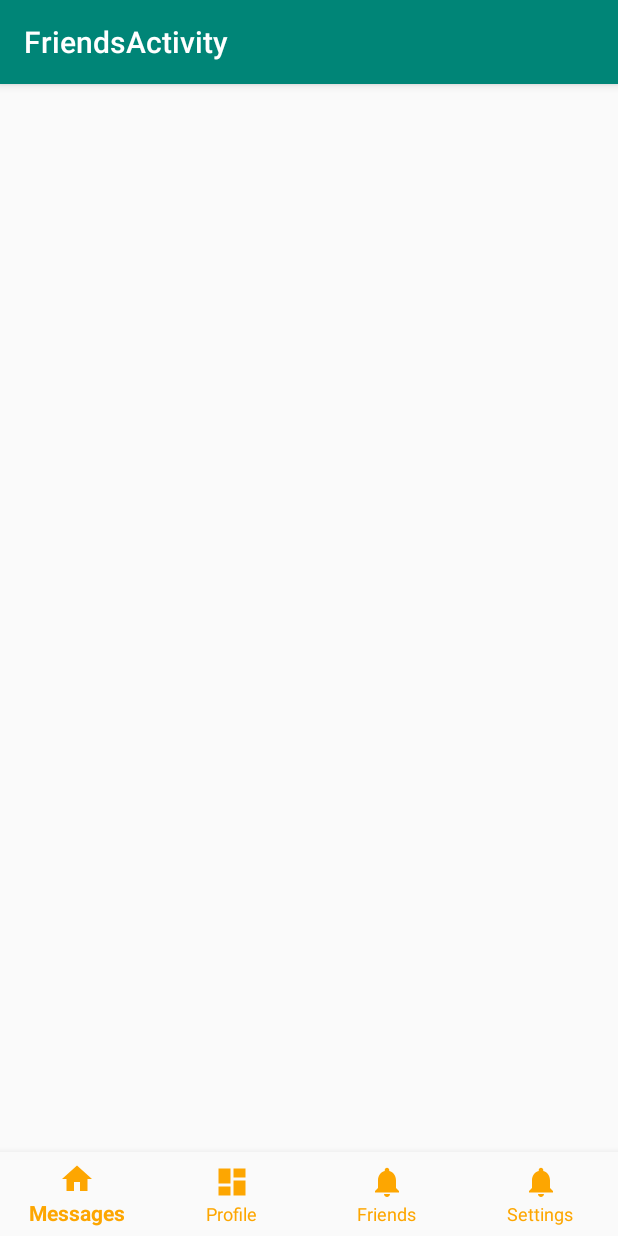
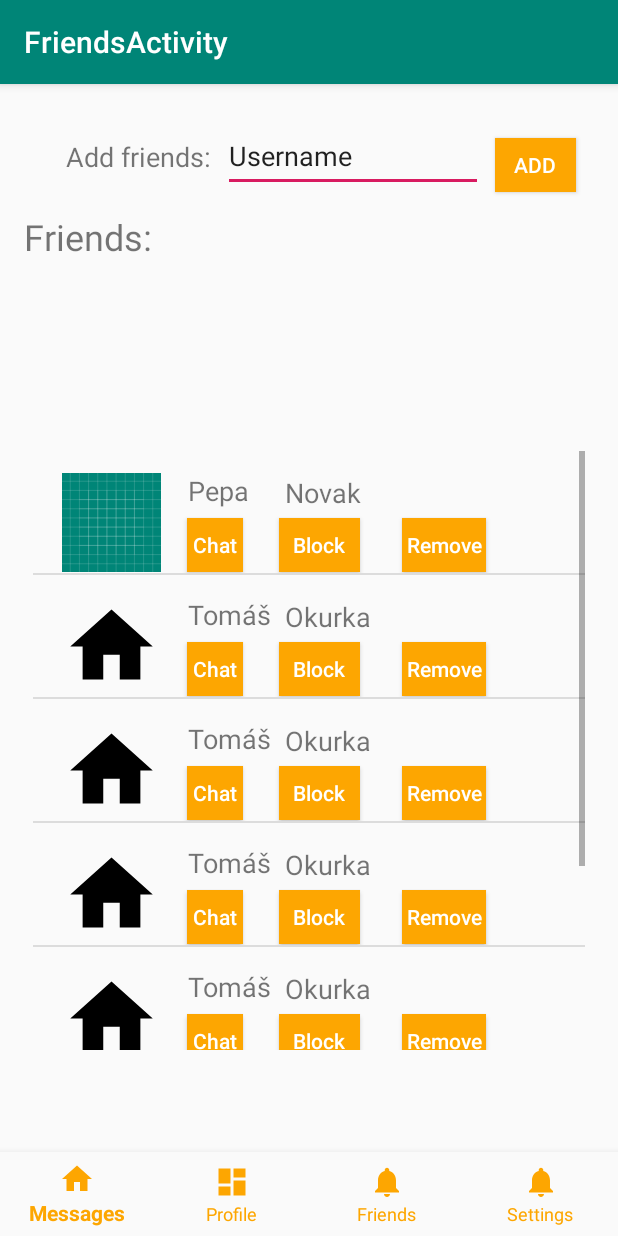
Before and after one commit to vojmull/KFMM, an Android app: the FriendsActivity screen opened directly, with no data from a screen before it, on a phone screen of 412 x 824 dp. Run offline under Robolectric (Android 15) with nearby library versions, the phone set to English and light mode, and no system bars.

Commit message:
friendsActivity_listView...

```diff
--- /dev/null
+++ b/AndroidApp_KFM_messenger/app/src/main/java/com/sssvt_prg/tomas/kfm_messenger/CustomListView_friends.java
@@ -0,0 +1,64 @@
+package com.sssvt_prg.tomas.kfm_messenger;
+
+import android.app.Activity;
+import android.content.Context;
+import android.support.annotation.LayoutRes;
+import android.support.annotation.NonNull;
+import android.support.annotation.Nullable;
+import android.view.LayoutInflater;
+import android.view.View;
+import android.view.ViewGroup;
+import android.widget.ArrayAdapter;
+import android.widget.ImageView;
+import android.widget.TextView;
+
+public class CustomListView_friends extends ArrayAdapter<String> {
+
+    private Integer[] imagesId;
+    private String[] names;
+    private String[] surnames;
+    private Activity context;
+    public CustomListView_friends(@NonNull Context context, String[] surnames,String[] names,Integer[] imagesId){
+        super(context,R.layout.friends_litview_detail,names);
+
+        this.context = (Activity) context;
+        this.names = names;
+        this.surnames=surnames;
+        this.imagesId=imagesId;
+
+    }
+
+    @NonNull
+    @Override
+    public View getView(int position, @Nullable View convertView, @NonNull ViewGroup parent) {
+        View r = convertView;
+        ViewHolder viewHolder=null;
+        if(r==null)
+        {
+            LayoutInflater layoutInflater=context.getLayoutInflater();
+            r=layoutInflater.inflate(R.layout.friends_litview_detail,null,true);
+            viewHolder = new ViewHolder(r);
+            r.setTag(viewHolder);
+        }
+        else{
+            viewHolder = (ViewHolder)r.getTag();
+        }
+        viewHolder.ivw.setImageResource(imagesId[position]);
+        viewHolder.tvw1.setText(names[position]);
+        viewHolder.tvw2.setText(surnames[position]);
+
+
+        return r;
+    }
+    class ViewHolder{
+        TextView tvw1;
+        TextView tvw2;
+        ImageView ivw;
+
+        ViewHolder(View v){
+        tvw1 = (TextView) v.findViewById(R.id.name_textView);
+        tvw2 = (TextView)v.findViewById(R.id.surname_textView);
+        ivw = (ImageView)v.findViewById(R.id.foto_imageView);
+        }
+    }
+}
--- a/AndroidApp_KFM_messenger/app/src/main/java/com/sssvt_prg/tomas/kfm_messenger/FriendsActivity.java
+++ b/AndroidApp_KFM_messenger/app/src/main/java/com/sssvt_prg/tomas/kfm_messenger/FriendsActivity.java
@@ -2,19 +2,34 @@ package com.sssvt_prg.tomas.kfm_messenger;
 
 import android.app.Activity;
 import android.content.Intent;
+import android.content.res.Resources;
 import android.os.Bundle;
 import android.support.annotation.NonNull;
 import android.support.design.widget.BottomNavigationView;
 import android.support.v7.app.AppCompatActivity;
 import android.view.MenuItem;
+import android.widget.ListView;
 import android.widget.TextView;
 
+import java.sql.Blob;
+
 public class FriendsActivity extends AppCompatActivity {
+
+    ListView friends_listview;
+    Integer[] imagesId={R.drawable.ic_launcher_background,R.drawable.ic_home_black_24dp,R.drawable.ic_home_black_24dp,R.drawable.ic_home_black_24dp,R.drawable.ic_home_black_24dp,R.drawable.ic_home_black_24dp,R.drawable.ic_home_black_24dp};
+    String[] names={"Pepa","Tomáš","Tomáš","Tomáš","Tomáš","Tomáš","Tomáš"};
+    String[] surnames={"Novak","Okurka","Okurka","Okurka","Okurka","Okurka","Okurka"};
 
     @Override
     protected void onCreate(Bundle savedInstanceState) {
         super.onCreate(savedInstanceState);
         setContentView(R.layout.activity_friends);
+
+        friends_listview=(ListView)findViewById(R.id.friends_listview);
+        CustomListView_friends customListView_friends = new CustomListView_friends(this,surnames,names,imagesId);
+        friends_listview.setAdapter(customListView_friends);
+
+
 
         BottomNavigationView navigation = (BottomNavigationView) findViewById(R.id.navigation);
         navigation.setOnNavigationItemSelectedListener(new BottomNavigationView.OnNavigationItemSelectedListener() {
--- a/AndroidApp_KFM_messenger/app/src/main/res/layout/activity_friends.xml
+++ b/AndroidApp_KFM_messenger/app/src/main/res/layout/activity_friends.xml
@@ -20,4 +20,74 @@
         app:layout_constraintRight_toRightOf="parent"
         app:menu="@menu/navigation" />
 
+    <TextView
+        android:id="@+id/add_friends_textView"
+        android:layout_width="wrap_content"
+        android:layout_height="29dp"
+        android:layout_marginStart="8dp"
+        android:layout_marginLeft="8dp"
+        android:layout_marginTop="36dp"
+        android:layout_marginEnd="8dp"
+        android:layout_marginRight="8dp"
+        android:text="Add friends:"
+        android:textSize="18sp"
+        app:layout_constraintEnd_toStartOf="@+id/username_friends_editText"
+        app:layout_constraintHorizontal_bias="1.0"
+        app:layout_constraintStart_toStartOf="parent"
+        app:layout_constraintTop_toTopOf="parent" />
+
+    <EditText
+        android:id="@+id/username_friends_editText"
+        android:layout_width="173dp"
+        android:layout_height="48dp"
+        android:layout_marginTop="24dp"
+        android:layout_marginEnd="8dp"
+        android:layout_marginRight="8dp"
+        android:ems="10"
+        android:inputType="textPersonName"
+        android:text="Username"
+        android:textSize="18sp"
+        app:layout_constraintEnd_toStartOf="@+id/add_friends_button"
+        app:layout_constraintTop_toTopOf="parent" />
+
+    <Button
+        android:id="@+id/add_friends_button"
+        android:layout_width="54dp"
+        android:layout_height="36dp"
+        android:layout_marginTop="36dp"
+        android:layout_marginEnd="28dp"
+        android:layout_marginRight="28dp"
+        android:background="@color/primaryColor"
+        android:text="Add"
+        android:textColor="@android:color/white"
+        app:layout_constraintEnd_toEndOf="parent"
+        app:layout_constraintTop_toTopOf="parent" />
+
+    <TextView
+        android:id="@+id/friends_friends_textView"
+        android:layout_width="92dp"
+        android:layout_height="35dp"
+        android:layout_marginStart="16dp"
+        android:layout_marginLeft="16dp"
+        android:layout_marginTop="20dp"
+        android:text="Friends:"
+        android:textSize="24sp"
+        app:layout_constraintStart_toStartOf="parent"
+        app:layout_constraintTop_toBottomOf="@+id/add_friends_textView" />
+
+    <ListView
+        android:id="@+id/friends_listview"
+        android:layout_width="368dp"
+        android:layout_height="399dp"
+        android:layout_marginStart="8dp"
+        android:layout_marginLeft="8dp"
+        android:layout_marginTop="8dp"
+        android:layout_marginEnd="8dp"
+        android:layout_marginRight="8dp"
+        android:layout_marginBottom="8dp"
+        app:layout_constraintBottom_toBottomOf="parent"
+        app:layout_constraintEnd_toEndOf="parent"
+        app:layout_constraintStart_toStartOf="parent"
+        app:layout_constraintTop_toBottomOf="@+id/friends_friends_textView" />
+
 </android.support.constraint.ConstraintLayout>
--- /dev/null
+++ b/AndroidApp_KFM_messenger/app/src/main/res/layout/friends_litview_detail.xml
@@ -0,0 +1,108 @@
+<?xml version="1.0" encoding="utf-8"?>
+<RelativeLayout xmlns:android="http://schemas.android.com/apk/res/android"
+    xmlns:app="http://schemas.android.com/apk/res-auto"
+    xmlns:tools="http://schemas.android.com/tools"
+    android:layout_width="match_parent" android:layout_height="match_parent">
+
+    <Button
+        android:id="@+id/chat_listview_button"
+        android:layout_width="54dp"
+        android:layout_height="36dp"
+        android:layout_below="@+id/name_textView"
+        android:layout_marginStart="17dp"
+        android:layout_marginLeft="17dp"
+        android:layout_marginTop="6dp"
+        android:layout_marginEnd="24dp"
+        android:layout_marginRight="24dp"
+        android:layout_toStartOf="@+id/add_friends_button3"
+        android:layout_toLeftOf="@+id/add_friends_button3"
+        android:layout_toEndOf="@+id/foto_imageView"
+        android:layout_toRightOf="@+id/foto_imageView"
+        android:background="@color/primaryColor"
+        android:text="Chat"
+        android:textAllCaps="false"
+        android:textColor="@android:color/white"
+        app:layout_constraintEnd_toEndOf="parent"
+        app:layout_constraintTop_toTopOf="parent" />
+
+    <Button
+        android:id="@+id/add_friends_button2"
+        android:layout_width="56dp"
+        android:layout_height="36dp"
+        android:layout_below="@+id/surname_textView"
+        android:layout_alignParentEnd="true"
+        android:layout_alignParentRight="true"
+        android:layout_marginTop="6dp"
+        android:layout_marginEnd="66dp"
+        android:layout_marginRight="66dp"
+        android:background="@color/primaryColor"
+        android:text="Remove"
+        android:textAllCaps="false"
+        android:textColor="@android:color/white"
+        app:layout_constraintEnd_toEndOf="parent"
+        app:layout_constraintTop_toTopOf="parent" />
+
+    <Button
+        android:id="@+id/add_friends_button3"
+        android:layout_width="54dp"
+        android:layout_height="36dp"
+        android:layout_below="@+id/surname_textView"
+        android:layout_alignBottom="@+id/add_friends_button2"
+        android:layout_marginTop="6dp"
+        android:layout_marginEnd="28dp"
+        android:layout_marginRight="28dp"
+        android:layout_marginBottom="0dp"
+        android:layout_toStartOf="@+id/add_friends_button2"
+        android:layout_toLeftOf="@+id/add_friends_button2"
+        android:background="@color/primaryColor"
+        android:text="Block"
+        android:textAllCaps="false"
+        android:textColor="@android:color/white"
+        app:layout_constraintEnd_toEndOf="parent"
+        app:layout_constraintTop_toTopOf="parent" />
+
+    <ImageView
+        android:id="@+id/foto_imageView"
+        android:layout_width="66dp"
+        android:layout_height="67dp"
+        android:layout_alignParentStart="true"
+        android:layout_alignParentLeft="true"
+        android:layout_alignParentTop="true"
+        android:layout_marginStart="19dp"
+        android:layout_marginLeft="19dp"
+        android:layout_marginTop="14dp"
+        tools:srcCompat="@tools:sample/avatars[0]" />
+
+    <TextView
+        android:id="@+id/name_textView"
+        android:layout_width="61dp"
+        android:layout_height="wrap_content"
+        android:layout_alignParentTop="true"
+        android:layout_marginStart="18dp"
+        android:layout_marginLeft="18dp"
+        android:layout_marginTop="14dp"
+        android:layout_toEndOf="@+id/foto_imageView"
+        android:layout_toRightOf="@+id/foto_imageView"
+        android:text="Name"
+        android:textSize="18sp" />
+
+    <TextView
+        android:id="@+id/surname_textView"
+        android:layout_width="82dp"
+        android:layout_height="wrap_content"
+        android:layout_alignBottom="@+id/name_textView"
+        android:layout_alignParentTop="true"
+        android:layout_alignParentEnd="true"
+        android:layout_alignParentRight="true"
+        android:layout_marginStart="3dp"
+        android:layout_marginLeft="3dp"
+        android:layout_marginTop="15dp"
+        android:layout_marginEnd="116dp"
+        android:layout_marginRight="116dp"
+        android:layout_marginBottom="0dp"
+        android:layout_toEndOf="@+id/name_textView"
+        android:layout_toRightOf="@+id/name_textView"
+        android:text="Surname"
+        android:textSize="18sp" />
+
+</RelativeLayout>
```
